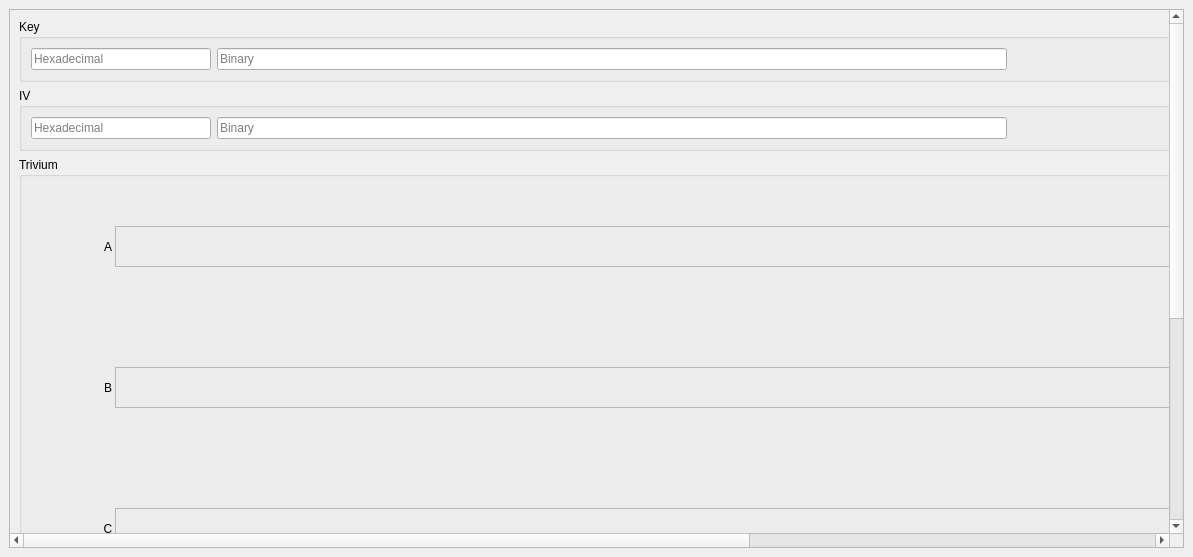
WerthersEchte/advanced_crytography_trivium, file trivium/gui/ui/mainwindow.ui: the form before one commit.
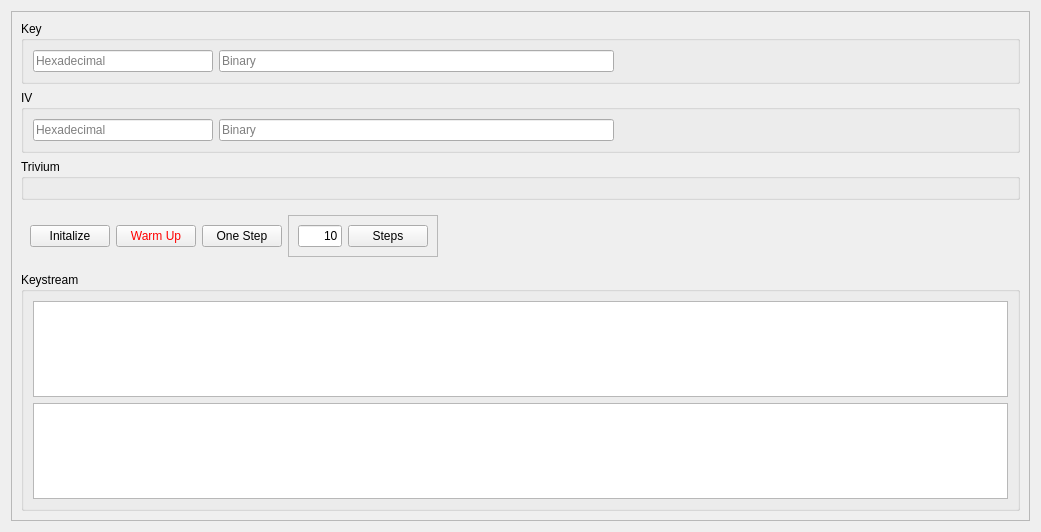
The form after the commit.

Diff of the .ui file:
```diff
--- a/trivium/gui/ui/mainwindow.ui
+++ b/trivium/gui/ui/mainwindow.ui
@@ -1,37 +1,48 @@
 <?xml version="1.0" encoding="UTF-8"?>
 <ui version="4.0">
  <class>MainWindow</class>
- <widget class="QMainWindow" name="MainWindow">
+ <widget class="QWidget" name="MainWindow">
   <property name="geometry">
    <rect>
     <x>0</x>
     <y>0</y>
-    <width>1193</width>
-    <height>557</height>
+    <width>1041</width>
+    <height>532</height>
    </rect>
   </property>
   <property name="windowTitle">
    <string>Trivium</string>
   </property>
-  <widget class="QWidget" name="centralwidget">
+  <property name="styleSheet">
+   <string notr="true"/>
+  </property>
    <layout class="QVBoxLayout" name="verticalLayout">
     <item>
      <widget class="QScrollArea" name="scrollArea">
+     <property name="styleSheet">
+      <string notr="true"/>
+     </property>
       <property name="widgetResizable">
        <bool>true</bool>
       </property>
       <widget class="QWidget" name="scrollAreaWidgetContents">
        <property name="geometry">
         <rect>
-         <x>-652</x>
-         <y>-101</y>
-         <width>1809</width>
-         <height>896</height>
-        </rect>
-       </property>
+        <x>0</x>
+        <y>0</y>
+        <width>1021</width>
+        <height>512</height>
+       </rect>
+      </property>
+      <property name="styleSheet">
+       <string notr="true"/>
+      </property>
        <layout class="QVBoxLayout" name="verticalLayout_4">
         <item>
          <widget class="QGroupBox" name="gBKey">
+         <property name="styleSheet">
+          <string notr="true"/>
+         </property>
           <property name="title">
            <string>Key</string>
           </property>
@@ -89,6 +100,9 @@
         </item>
         <item>
          <widget class="QGroupBox" name="gBIV">
+         <property name="styleSheet">
+          <string notr="true"/>
+         </property>
           <property name="title">
            <string>IV</string>
           </property>
@@ -146,6 +160,9 @@
         </item>
         <item>
          <widget class="QGroupBox" name="gBTrivium">
+         <property name="styleSheet">
+          <string notr="true"/>
+         </property>
           <property name="title">
            <string>Trivium</string>
           </property>
@@ -153,715 +170,6 @@
            <property name="spacing">
             <number>0</number>
            </property>
-           <item>
-            <widget class="QWidget" name="wAllFront" native="true">
-             <layout class="QVBoxLayout" name="verticalLayout_17">
-              <property name="spacing">
-               <number>0</number>
-              </property>
-              <property name="leftMargin">
-               <number>0</number>
-              </property>
-              <property name="topMargin">
-               <number>0</number>
-              </property>
-              <property name="rightMargin">
-               <number>0</number>
-              </property>
-              <property name="bottomMargin">
-               <number>0</number>
-              </property>
-              <item>
-               <widget class="QWidget" name="wAllA" native="true">
-                <layout class="QHBoxLayout" name="horizontalLayout_11">
-                 <property name="spacing">
-                  <number>0</number>
-                 </property>
-                 <property name="leftMargin">
-                  <number>0</number>
-                 </property>
-                 <property name="topMargin">
-                  <number>0</number>
-                 </property>
-                 <property name="rightMargin">
-                  <number>0</number>
-                 </property>
-                 <property name="bottomMargin">
-                  <number>0</number>
-                 </property>
-                 <item>
-                  <widget class="QLabel" name="lAFront">
-                   <property name="minimumSize">
-                    <size>
-                     <width>70</width>
-                     <height>141</height>
-                    </size>
-                   </property>
-                   <property name="maximumSize">
-                    <size>
-                     <width>70</width>
-                     <height>150</height>
-                    </size>
-                   </property>
-                   <property name="styleSheet">
-                    <string notr="true"/>
-                   </property>
-                   <property name="lineWidth">
-                    <number>0</number>
-                   </property>
-                   <property name="text">
-                    <string/>
-                   </property>
-                  </widget>
-                 </item>
-                 <item>
-                  <widget class="QWidget" name="wAMiddle" native="true">
-                   <layout class="QVBoxLayout" name="verticalLayout_5">
-                    <property name="spacing">
-                     <number>0</number>
-                    </property>
-                    <property name="leftMargin">
-                     <number>0</number>
-                    </property>
-                    <property name="topMargin">
-                     <number>0</number>
-                    </property>
-                    <property name="rightMargin">
-                     <number>0</number>
-                    </property>
-                    <property name="bottomMargin">
-                     <number>0</number>
-                    </property>
-                    <item>
-                     <widget class="QLabel" name="lAMTop">
-                      <property name="minimumSize">
-                       <size>
-                        <width>1317</width>
-                        <height>40</height>
-                       </size>
-                      </property>
-                      <property name="maximumSize">
-                       <size>
-                        <width>1317</width>
-                        <height>40</height>
-                       </size>
-                      </property>
-                      <property name="styleSheet">
-                       <string notr="true"/>
-                      </property>
-                      <property name="lineWidth">
-                       <number>0</number>
-                      </property>
-                      <property name="text">
-                       <string/>
-                      </property>
-                      <property name="scaledContents">
-                       <bool>false</bool>
-                      </property>
-                     </widget>
-                    </item>
-                    <item>
-                     <widget class="QWidget" name="wA" native="true">
-                      <layout class="QHBoxLayout" name="horizontalLayout_6">
-                       <property name="spacing">
-                        <number>0</number>
-                       </property>
-                       <property name="leftMargin">
-                        <number>0</number>
-                       </property>
-                       <property name="topMargin">
-                        <number>0</number>
-                       </property>
-                       <property name="rightMargin">
-                        <number>0</number>
-                       </property>
-                       <property name="bottomMargin">
-                        <number>0</number>
-                       </property>
-                       <item>
-                        <widget class="QLabel" name="lA">
-                         <property name="sizePolicy">
-                          <sizepolicy hsizetype="Minimum" vsizetype="Minimum">
-                           <horstretch>0</horstretch>
-                           <verstretch>0</verstretch>
-                          </sizepolicy>
-                         </property>
-                         <property name="maximumSize">
-                          <size>
-                           <width>14</width>
-                           <height>16777215</height>
-                          </size>
-                         </property>
-                         <property name="styleSheet">
-                          <string notr="true">font: 16pt &quot;Monospace&quot;;</string>
-                         </property>
-                         <property name="lineWidth">
-                          <number>0</number>
-                         </property>
-                         <property name="text">
-                          <string>A</string>
-                         </property>
-                         <property name="alignment">
-                          <set>Qt::AlignCenter</set>
-                         </property>
-                        </widget>
-                       </item>
-                       <item>
-                        <widget class="QFrame" name="fA">
-                         <property name="frameShape">
-                          <enum>QFrame::StyledPanel</enum>
-                         </property>
-                         <property name="frameShadow">
-                          <enum>QFrame::Raised</enum>
-                         </property>
-                         <property name="lineWidth">
-                          <number>3</number>
-                         </property>
-                         <layout class="QHBoxLayout" name="horizontalLayout_5">
-                          <property name="spacing">
-                           <number>0</number>
-                          </property>
-                          <property name="leftMargin">
-                           <number>0</number>
-                          </property>
-                          <property name="topMargin">
-                           <number>0</number>
-                          </property>
-                          <property name="rightMargin">
-                           <number>0</number>
-                          </property>
-                          <property name="bottomMargin">
-                           <number>0</number>
-                          </property>
-                         </layout>
-                        </widget>
-                       </item>
-                      </layout>
-                     </widget>
-                    </item>
-                    <item>
-                     <widget class="QLabel" name="lAMBottom">
-                      <property name="sizePolicy">
-                       <sizepolicy hsizetype="Preferred" vsizetype="Preferred">
-                        <horstretch>0</horstretch>
-                        <verstretch>0</verstretch>
-                       </sizepolicy>
-                      </property>
-                      <property name="minimumSize">
-                       <size>
-                        <width>1317</width>
-                        <height>60</height>
-                       </size>
-                      </property>
-                      <property name="maximumSize">
-                       <size>
-                        <width>1317</width>
-                        <height>60</height>
-                       </size>
-                      </property>
-                      <property name="lineWidth">
-                       <number>0</number>
-                      </property>
-                      <property name="text">
-                       <string/>
-                      </property>
-                     </widget>
-                    </item>
-                   </layout>
-                  </widget>
-                 </item>
-                 <item>
-                  <widget class="QLabel" name="lABack">
-                   <property name="minimumSize">
-                    <size>
-                     <width>308</width>
-                     <height>141</height>
-                    </size>
-                   </property>
-                   <property name="maximumSize">
-                    <size>
-                     <width>308</width>
-                     <height>150</height>
-                    </size>
-                   </property>
-                   <property name="lineWidth">
-                    <number>0</number>
-                   </property>
-                   <property name="text">
-                    <string/>
-                   </property>
-                  </widget>
-                 </item>
-                </layout>
-               </widget>
-              </item>
-              <item>
-               <widget class="QWidget" name="wAllB" native="true">
-                <property name="sizePolicy">
-                 <sizepolicy hsizetype="Minimum" vsizetype="Preferred">
-                  <horstretch>0</horstretch>
-                  <verstretch>0</verstretch>
-                 </sizepolicy>
-                </property>
-                <layout class="QHBoxLayout" name="horizontalLayout_13">
-                 <property name="spacing">
-                  <number>0</number>
-                 </property>
-                 <property name="leftMargin">
-                  <number>0</number>
-                 </property>
-                 <property name="topMargin">
-                  <number>0</number>
-                 </property>
-                 <property name="rightMargin">
-                  <number>0</number>
-                 </property>
-                 <property name="bottomMargin">
-                  <number>0</number>
-                 </property>
-                 <item>
-                  <widget class="QLabel" name="lBFront">
-                   <property name="minimumSize">
-                    <size>
-                     <width>70</width>
-                     <height>141</height>
-                    </size>
-                   </property>
-                   <property name="maximumSize">
-                    <size>
-                     <width>70</width>
-                     <height>150</height>
-                    </size>
-                   </property>
-                   <property name="styleSheet">
-                    <string notr="true"/>
-                   </property>
-                   <property name="lineWidth">
-                    <number>0</number>
-                   </property>
-                   <property name="text">
-                    <string/>
-                   </property>
-                  </widget>
-                 </item>
-                 <item>
-                  <widget class="QWidget" name="wBMiddle" native="true">
-                   <property name="minimumSize">
-                    <size>
-                     <width>1191</width>
-                     <height>0</height>
-                    </size>
-                   </property>
-                   <property name="maximumSize">
-                    <size>
-                     <width>1191</width>
-                     <height>16777215</height>
-                    </size>
-                   </property>
-                   <layout class="QVBoxLayout" name="verticalLayout_7">
-                    <property name="spacing">
-                     <number>0</number>
-                    </property>
-                    <property name="leftMargin">
-                     <number>0</number>
-                    </property>
-                    <property name="topMargin">
-                     <number>0</number>
-                    </property>
-                    <property name="rightMargin">
-                     <number>0</number>
-                    </property>
-                    <property name="bottomMargin">
-                     <number>0</number>
-                    </property>
-                    <item>
-                     <widget class="QLabel" name="lBMTop">
-                      <property name="minimumSize">
-                       <size>
-                        <width>1191</width>
-                        <height>40</height>
-                       </size>
-                      </property>
-                      <property name="maximumSize">
-                       <size>
-                        <width>1191</width>
-                        <height>40</height>
-                       </size>
-                      </property>
-                      <property name="lineWidth">
-                       <number>0</number>
-                      </property>
-                      <property name="text">
-                       <string/>
-                      </property>
-                     </widget>
-                    </item>
-                    <item>
-                     <widget class="QWidget" name="wB" native="true">
-                      <layout class="QHBoxLayout" name="horizontalLayout_7">
-                       <property name="spacing">
-                        <number>0</number>
-                       </property>
-                       <property name="leftMargin">
-                        <number>0</number>
-                       </property>
-                       <property name="topMargin">
-                        <number>0</number>
-                       </property>
-                       <property name="rightMargin">
-                        <number>0</number>
-                       </property>
-                       <property name="bottomMargin">
-                        <number>0</number>
-                       </property>
-                       <item>
-                        <widget class="QLabel" name="lB">
-                         <property name="sizePolicy">
-                          <sizepolicy hsizetype="Minimum" vsizetype="Minimum">
-                           <horstretch>0</horstretch>
-                           <verstretch>0</verstretch>
-                          </sizepolicy>
-                         </property>
-                         <property name="maximumSize">
-                          <size>
-                           <width>14</width>
-                           <height>16777215</height>
-                          </size>
-                         </property>
-                         <property name="styleSheet">
-                          <string notr="true">font: 16pt &quot;Monospace&quot;;</string>
-                         </property>
-                         <property name="lineWidth">
-                          <number>0</number>
-                         </property>
-                         <property name="text">
-                          <string>B</string>
-                         </property>
-                         <property name="alignment">
-                          <set>Qt::AlignCenter</set>
-                         </property>
-                        </widget>
-                       </item>
-                       <item>
-                        <widget class="QFrame" name="fB">
-                         <property name="frameShape">
-                          <enum>QFrame::StyledPanel</enum>
-                         </property>
-                         <property name="frameShadow">
-                          <enum>QFrame::Raised</enum>
-                         </property>
-                         <property name="lineWidth">
-                          <number>3</number>
-                         </property>
-                         <layout class="QHBoxLayout" name="horizontalLayout_8">
-                          <property name="spacing">
-                           <number>0</number>
-                          </property>
-                          <property name="leftMargin">
-                           <number>0</number>
-                          </property>
-                          <property name="topMargin">
-                           <number>0</number>
-                          </property>
-                          <property name="rightMargin">
-                           <number>0</number>
-                          </property>
-                          <property name="bottomMargin">
-                           <number>0</number>
-                          </property>
-                         </layout>
-                        </widget>
-                       </item>
-                      </layout>
-                     </widget>
-                    </item>
-                    <item>
-                     <widget class="QLabel" name="lBMBottom">
-                      <property name="minimumSize">
-                       <size>
-                        <width>1191</width>
-                        <height>60</height>
-                       </size>
-                      </property>
-                      <property name="maximumSize">
-                       <size>
-                        <width>1191</width>
-                        <height>60</height>
-                       </size>
-                      </property>
-                      <property name="lineWidth">
-                       <number>0</number>
-                      </property>
-                      <property name="text">
-                       <string/>
-                      </property>
-                     </widget>
-                    </item>
-                   </layout>
-                  </widget>
-                 </item>
-                 <item>
-                  <widget class="QLabel" name="lBBack">
-                   <property name="minimumSize">
-                    <size>
-                     <width>434</width>
-                     <height>141</height>
-                    </size>
-                   </property>
-                   <property name="maximumSize">
-                    <size>
-                     <width>434</width>
-                     <height>150</height>
-                    </size>
-                   </property>
-                   <property name="lineWidth">
-                    <number>0</number>
-                   </property>
-                   <property name="text">
-                    <string/>
-                   </property>
-                  </widget>
-                 </item>
-                </layout>
-               </widget>
-              </item>
-              <item>
-               <widget class="QWidget" name="wAllC" native="true">
-                <property name="sizePolicy">
-                 <sizepolicy hsizetype="Minimum" vsizetype="Preferred">
-                  <horstretch>0</horstretch>
-                  <verstretch>0</verstretch>
-                 </sizepolicy>
-                </property>
-                <layout class="QHBoxLayout" name="horizontalLayout_14">
-                 <property name="spacing">
-                  <number>0</number>
-                 </property>
-                 <property name="leftMargin">
-                  <number>0</number>
-                 </property>
-                 <property name="topMargin">
-                  <number>0</number>
-                 </property>
-                 <property name="rightMargin">
-                  <number>0</number>
-                 </property>
-                 <property name="bottomMargin">
-                  <number>0</number>
-                 </property>
-                 <item>
-                  <widget class="QLabel" name="lCFront">
-                   <property name="minimumSize">
-                    <size>
-                     <width>70</width>
-                     <height>141</height>
-                    </size>
-                   </property>
-                   <property name="maximumSize">
-                    <size>
-                     <width>70</width>
-                     <height>150</height>
-                    </size>
-                   </property>
-                   <property name="text">
-                    <string/>
-                   </property>
-                  </widget>
-                 </item>
-                 <item>
-                  <widget class="QWidget" name="wCMiddle" native="true">
-                   <property name="minimumSize">
-                    <size>
-                     <width>1555</width>
-                     <height>0</height>
-                    </size>
-                   </property>
-                   <property name="maximumSize">
-                    <size>
-                     <width>1555</width>
-                     <height>16777215</height>
-                    </size>
-                   </property>
-                   <layout class="QVBoxLayout" name="verticalLayout_13">
-                    <property name="spacing">
-                     <number>0</number>
-                    </property>
-                    <property name="leftMargin">
-                     <number>0</number>
-                    </property>
-                    <property name="topMargin">
-                     <number>0</number>
-                    </property>
-                    <property name="rightMargin">
-                     <number>0</number>
-                    </property>
-                    <property name="bottomMargin">
-                     <number>0</number>
-                    </property>
-                    <item>
-                     <widget class="QLabel" name="lCMTop">
-                      <property name="minimumSize">
-                       <size>
-                        <width>1555</width>
-                        <height>40</height>
-                       </size>
-                      </property>
-                      <property name="maximumSize">
-                       <size>
-                        <width>1555</width>
-                        <height>40</height>
-                       </size>
-                      </property>
-                      <property name="text">
-                       <string/>
-                      </property>
-                     </widget>
-                    </item>
-                    <item>
-                     <widget class="QWidget" name="wC" native="true">
-                      <layout class="QHBoxLayout" name="horizontalLayout_9">
-                       <property name="spacing">
-                        <number>0</number>
-                       </property>
-                       <property name="leftMargin">
-                        <number>0</number>
-                       </property>
-                       <property name="topMargin">
-                        <number>0</number>
-                       </property>
-                       <property name="rightMargin">
-                        <number>0</number>
-                       </property>
-                       <property name="bottomMargin">
-                        <number>0</number>
-                       </property>
-                       <item>
-                        <widget class="QLabel" name="lC">
-                         <property name="sizePolicy">
-                          <sizepolicy hsizetype="Minimum" vsizetype="Minimum">
-                           <horstretch>0</horstretch>
-                           <verstretch>0</verstretch>
-                          </sizepolicy>
-                         </property>
-                         <property name="maximumSize">
-                          <size>
-                           <width>14</width>
-                           <height>16777215</height>
-                          </size>
-                         </property>
-                         <property name="styleSheet">
-                          <string notr="true">font: 16pt &quot;Monospace&quot;;</string>
-                         </property>
-                         <property name="text">
-                          <string>C</string>
-                         </property>
-                         <property name="alignment">
-                          <set>Qt::AlignCenter</set>
-                         </property>
-                        </widget>
-                       </item>
-                       <item>
-                        <widget class="QFrame" name="fC">
-                         <property name="frameShape">
-                          <enum>QFrame::StyledPanel</enum>
-                         </property>
-                         <property name="frameShadow">
-                          <enum>QFrame::Raised</enum>
-                         </property>
-                         <property name="lineWidth">
-                          <number>3</number>
-                         </property>
-                         <layout class="QHBoxLayout" name="horizontalLayout_10">
-                          <property name="spacing">
-                           <number>0</number>
-                          </property>
-                          <property name="leftMargin">
-                           <number>0</number>
-                          </property>
-                          <property name="topMargin">
-                           <number>0</number>
-                          </property>
-                          <property name="rightMargin">
-                           <number>0</number>
-                          </property>
-                          <property name="bottomMargin">
-                           <number>0</number>
-                          </property>
-                         </layout>
-                        </widget>
-                       </item>
-                      </layout>
-                     </widget>
-                    </item>
-                    <item>
-                     <widget class="QLabel" name="lCMBottom">
-                      <property name="minimumSize">
-                       <size>
-                        <width>1555</width>
-                        <height>60</height>
-                       </size>
-                      </property>
-                      <property name="maximumSize">
-                       <size>
-                        <width>1555</width>
-                        <height>60</height>
-                       </size>
-                      </property>
-                      <property name="text">
-                       <string/>
-                      </property>
-                     </widget>
-                    </item>
-                   </layout>
-                  </widget>
-                 </item>
-                 <item>
-                  <widget class="QLabel" name="lCBack">
-                   <property name="minimumSize">
-                    <size>
-                     <width>70</width>
-                     <height>141</height>
-                    </size>
-                   </property>
-                   <property name="maximumSize">
-                    <size>
-                     <width>70</width>
-                     <height>150</height>
-                    </size>
-                   </property>
-                   <property name="text">
-                    <string/>
-                   </property>
-                  </widget>
-                 </item>
-                </layout>
-               </widget>
-              </item>
-             </layout>
-            </widget>
-           </item>
-           <item>
-            <widget class="QLabel" name="lAllBack">
-             <property name="minimumSize">
-              <size>
-               <width>70</width>
-               <height>420</height>
-              </size>
-             </property>
-             <property name="maximumSize">
-              <size>
-               <width>70</width>
-               <height>420</height>
-              </size>
-             </property>
-             <property name="lineWidth">
-              <number>0</number>
-             </property>
-             <property name="text">
-              <string/>
-             </property>
-            </widget>
-           </item>
            <item>
             <spacer name="horizontalSpacer_2">
              <property name="orientation">
@@ -976,6 +284,9 @@
         </item>
         <item>
          <widget class="QGroupBox" name="gBKeystream">
+         <property name="styleSheet">
+          <string notr="true"/>
+         </property>
           <property name="title">
            <string>Keystream</string>
           </property>
@@ -1030,7 +341,6 @@
      </widget>
     </item>
    </layout>
-  </widget>
  </widget>
  <resources/>
  <connections/>
```
Lines whose indentation alone changed are shown as unchanged.
